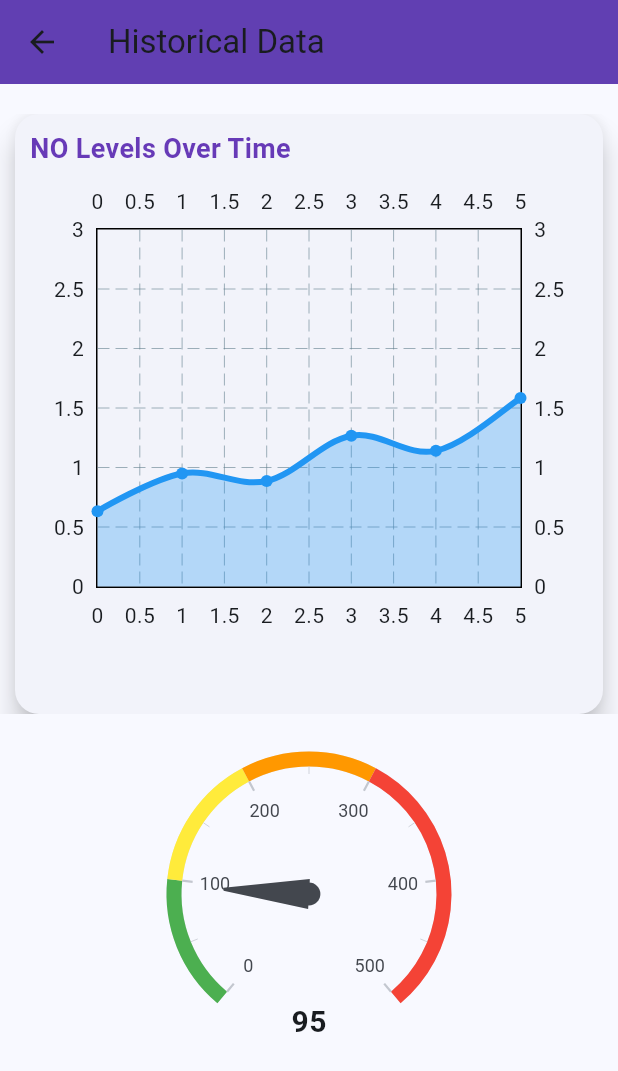
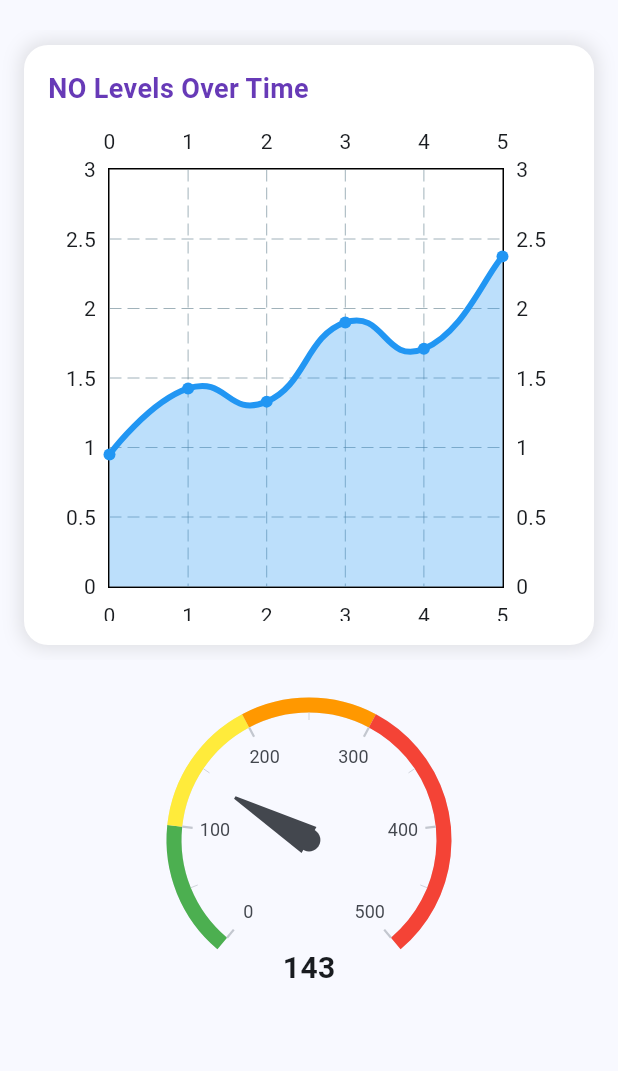
Before and after one commit to Charan060706/AQI-ecology, a Flutter app: the HistoricalDataPage screen opened directly, on a phone screen of 412 x 824 dp. Shown: the top 1071 px of the screen. Run offline on Flutter 3.47's test engine with Material 3 defaults, Android fonts, the phone set to English and light mode, and no system bars; drawn by our look-alikes of carousel_slider, fl_chart, syncfusion_flutter_gauges; our stand-ins replace cloud_firestore, firebase_core, flutter_map, latlong2, shared_preferences; accounts and stored records are empty; project files that could hold a hidden picture were left out.

Commit message:
slight ui changes

```diff
--- a/aqi/lib/Pages/historical_data.dart
+++ b/aqi/lib/Pages/historical_data.dart
@@ -1,7 +1,7 @@
 import 'package:flutter/material.dart';
 import 'package:fl_chart/fl_chart.dart';
 import 'package:carousel_slider/carousel_slider.dart';
-import 'package:syncfusion_flutter_gauges/gauges.dart';  // Import Syncfusion Gauge package
+import 'package:syncfusion_flutter_gauges/gauges.dart';
 
 class HistoricalDataPage extends StatefulWidget {
   const HistoricalDataPage({super.key});
@@ -13,12 +13,9 @@ class HistoricalDataPage extends StatefulWidget {
 class _HistoricalDataPageState extends State<HistoricalDataPage>
     with SingleTickerProviderStateMixin {
   late AnimationController _controller;
-  late List<Animation<double>> _animations;
   int _currentIndex = 0;
-
-  // Simulating some AQI value to animate
   double targetAQI = 150.0;
-  double currentAQI = 0.0;  // Start from zero
+  double currentAQI = 0.0;
 
   final List<List<FlSpot>> _dataSets = [
     [
@@ -54,18 +51,13 @@ class _HistoricalDataPageState extends State<HistoricalDataPage>
     super.initState();
     _controller = AnimationController(
       vsync: this,
-      duration: const Duration(seconds: 3), // Shortened animation duration (3 seconds)
-    );
-
-    // Start the animation and listen to its value change
-    _controller.addListener(() {
+      duration: const Duration(seconds: 2),
+    )..addListener(() {
         setState(() {
-        // Animate from 0 to the target value
           currentAQI = targetAQI * _controller.value;
         });
       });
 
-    // Start the animation
     _controller.forward();
   }
 
@@ -86,18 +78,16 @@ class _HistoricalDataPageState extends State<HistoricalDataPage>
   @override
   Widget build(BuildContext context) {
     return Scaffold(
-      appBar: AppBar(
-        title: const Text('Historical Data'),
-        backgroundColor: Colors.deepPurple,
-        elevation: 10,
-      ),
-      body: SingleChildScrollView( // Wrap the entire body with SingleChildScrollView
+      body: Column(
+        children: [
+          Expanded(
+            child: SingleChildScrollView(
               child: Column(
                 children: [
                   const SizedBox(height: 20),
                   CarouselSlider(
                     options: CarouselOptions(
-                height: 400,
+                      height: 420, // Increased height to avoid clipping
                       enlargeCenterPage: false,
                       autoPlay: false,
                       enableInfiniteScroll: false,
@@ -123,13 +113,12 @@ class _HistoricalDataPageState extends State<HistoricalDataPage>
                       );
                     }),
                   ),
-            const SizedBox(height: 20), // Space between chart and gauge
-            // Add the Gauge Chart with animation
+                  const SizedBox(height: 20),
                   AnimatedBuilder(
                     animation: _controller,
                     builder: (context, child) {
                       return SizedBox(
-                  height: 200, // Set appropriate height for the gauge
+                        height: 200,
                         child: SfRadialGauge(
                           axes: [
                             RadialAxis(
@@ -141,38 +130,34 @@ class _HistoricalDataPageState extends State<HistoricalDataPage>
                                     endValue: 100,
                                     color: Colors.green,
                                     startWidth: 10,
-                            endWidth: 10,
-                          ),
+                                    endWidth: 10),
                                 GaugeRange(
                                     startValue: 100,
                                     endValue: 200,
                                     color: Colors.yellow,
                                     startWidth: 10,
-                            endWidth: 10,
-                          ),
+                                    endWidth: 10),
                                 GaugeRange(
                                     startValue: 200,
                                     endValue: 300,
                                     color: Colors.orange,
                                     startWidth: 10,
-                            endWidth: 10,
-                          ),
+                                    endWidth: 10),
                                 GaugeRange(
                                     startValue: 300,
                                     endValue: 500,
                                     color: Colors.red,
                                     startWidth: 10,
-                            endWidth: 10,
-                          ),
+                                    endWidth: 10),
                               ],
-                        pointers: [
-                          NeedlePointer(value: currentAQI) // Animate needle to current AQI
-                        ],
+                              pointers: [NeedlePointer(value: currentAQI)],
                               annotations: [
                                 GaugeAnnotation(
                                   widget: Text(
-                              '${currentAQI.toStringAsFixed(0)}', // Display the animated AQI value
-                              style: TextStyle(fontSize: 20, fontWeight: FontWeight.bold),
+                                    '${currentAQI.toStringAsFixed(0)}',
+                                    style: const TextStyle(
+                                        fontSize: 20,
+                                        fontWeight: FontWeight.bold),
                                   ),
                                   positionFactor: 0.9,
                                   angle: 90,
@@ -187,6 +172,9 @@ class _HistoricalDataPageState extends State<HistoricalDataPage>
                 ],
               ),
             ),
+          ),
+        ],
+      ),
     );
   }
 
@@ -198,14 +186,21 @@ class _HistoricalDataPageState extends State<HistoricalDataPage>
     required String yAxisTitle,
     required bool isAnimated,
   }) {
-    return Card(
-      elevation: 8,
-      shape: RoundedRectangleBorder(
+    return Container(
+      height: 380, // Ensure the graph has enough space
+      margin: const EdgeInsets.symmetric(horizontal: 16, vertical: 10), // More margin
+      padding: const EdgeInsets.all(16),
+      decoration: BoxDecoration(
+        color: Colors.white,
         borderRadius: BorderRadius.circular(16),
+        boxShadow: [
+          BoxShadow(
+            color: Colors.grey.withOpacity(0.3),
+            blurRadius: 10,
+            spreadRadius: 2,
+          )
+        ],
       ),
-      margin: const EdgeInsets.symmetric(horizontal: 10),
-      child: Padding(
-        padding: const EdgeInsets.fromLTRB(10, 10, 10, 20),
       child: Column(
         crossAxisAlignment: CrossAxisAlignment.start,
         children: [
@@ -218,12 +213,8 @@ class _HistoricalDataPageState extends State<HistoricalDataPage>
             ),
           ),
           const SizedBox(height: 10),
-            SizedBox(
-              height: 300,
-              child: AnimatedBuilder(
-                animation: _controller,
-                builder: (context, child) {
-                  return LineChart(
+          Expanded(
+            child: LineChart(
               LineChartData(
                 minX: 0,
                 maxX: 5,
@@ -242,17 +233,28 @@ class _HistoricalDataPageState extends State<HistoricalDataPage>
                     barWidth: 4,
                     isStrokeCapRound: true,
                     dotData: FlDotData(show: true),
-                          belowBarData: BarAreaData(show: true, color: color.withOpacity(0.3)),
+                    belowBarData:
+                        BarAreaData(show: true, color: color.withOpacity(0.3)),
+                    curveSmoothness: 0.5,
+                  ),
+                ],
+                titlesData: FlTitlesData(
+                  bottomTitles: AxisTitles(
+                    sideTitles: SideTitles(showTitles: true, reservedSize: 22),
+                  ),
+                  leftTitles: AxisTitles(
+                    sideTitles: SideTitles(showTitles: true, reservedSize: 40),
+                  ),
+                ),
+                borderData: FlBorderData(
+                  show: true,
+                  border: Border.all(color: Colors.black, width: 1),
+                ),
+              ),
+            ),
           ),
         ],
       ),
     );
-                },
-              ),
-            ),
-          ],
-        ),
-      ),
-    );
   }
 }
```
Lines whose indentation alone changed are shown as unchanged.
